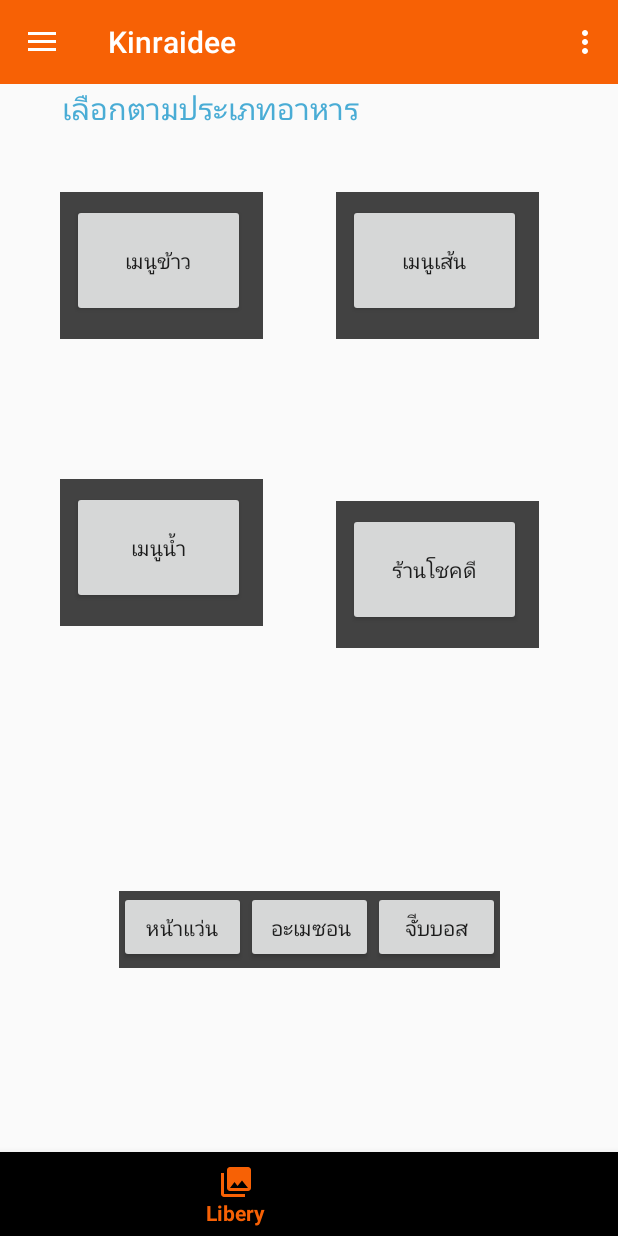
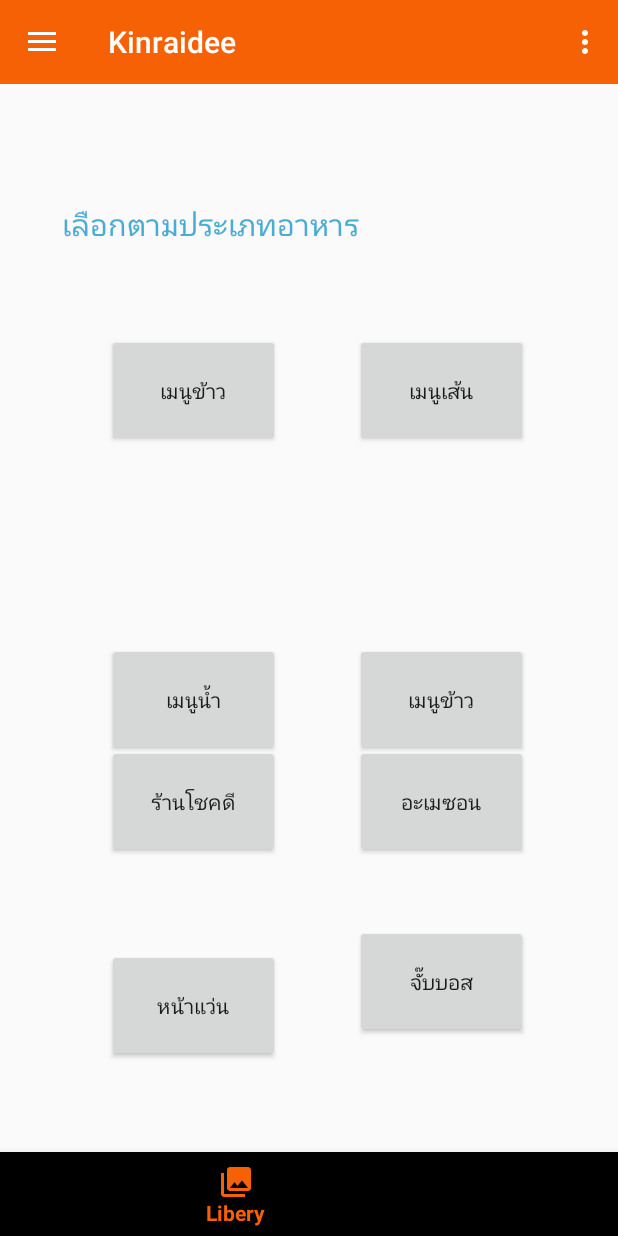
Before and after one commit to Takter10/Kin01, an Android app: the screen it shows after launch (MainActivity), item 2 of the bottom bar chosen, on a phone screen of 412 x 824 dp. Run offline under Robolectric (Android 15) with nearby library versions, the phone set to English and light mode, and no system bars; our stand-ins replace Firebase (no records; nobody signed in at launch, a user with empty details on screens opened directly), Picasso.

Commit message:
fragment

```diff
--- a/app/src/main/res/layout/activity_main.xml
+++ b/app/src/main/res/layout/activity_main.xml
@@ -7,6 +7,7 @@
     tools:openDrawer="start"
     android:id="@+id/drawer_layout"
     android:fitsSystemWindows="true">
+
 
 
     <include layout="@layout/content_main"/>
--- a/app/src/main/res/layout/content_main.xml
+++ b/app/src/main/res/layout/content_main.xml
@@ -23,7 +23,8 @@
         app:layout_constraintBottom_toTopOf="@+id/bottom_nav"
         app:layout_constraintLeft_toLeftOf="parent"
         app:layout_constraintRight_toRightOf="parent"
-        app:layout_constraintTop_toTopOf="parent"/>
+        app:layout_constraintTop_toTopOf="parent"
+        android:layout_marginTop="56dp"/>
 
    <android.support.design.widget.BottomNavigationView
        android:id="@+id/bottom_nav"
--- a/app/src/main/res/layout/fragment_content.xml
+++ b/app/src/main/res/layout/fragment_content.xml
@@ -3,7 +3,8 @@
     xmlns:tools="http://schemas.android.com/tools"
     android:layout_width="match_parent"
     android:layout_height="match_parent"
-    xmlns:app="http://schemas.android.com/apk/res-auto">
+    xmlns:app="http://schemas.android.com/apk/res-auto"
+    android:background="@color/bluelight">
 
     <TextView
         android:id="@+id/textView3"
@@ -32,7 +33,6 @@
         android:onClick="ShowPopup"
         android:src="@drawable/cubes"
         android:textColor="@color/colorPrimaryDark"
-
         app:cb_color="@color/bluelight"
         app:cb_pressedRingWidth="15dip"
         app:layout_constraintBottom_toBottomOf="parent"
@@ -65,7 +65,7 @@
         android:layout_marginEnd="8dp"
         android:layout_marginStart="8dp"
         android:layout_marginTop="28dp"
-        android:background="@color/colorPrimaryDark"
+        android:theme="@style/Theme.Design.Light.NoActionBar"
         android:shadowColor="@android:color/black"
         android:text="เมนูเส้น "
         app:layout_constraintEnd_toStartOf="@+id/SWFD"
@@ -80,7 +80,7 @@
         android:layout_marginEnd="8dp"
         android:layout_marginStart="28dp"
         android:layout_marginTop="28dp"
-        android:background="@color/colorPrimaryDark"
+        android:theme="@style/Theme.Design.Light.NoActionBar"
         android:shadowColor="@android:color/black"
         android:text="เมนูข้าว "
         app:layout_collapseParallaxMultiplier="0.0"
@@ -90,9 +90,4 @@
         tools:ignore="MissingConstraints"
         android:layout_marginRight="8dp"
         android:layout_marginLeft="28dp" />
-
-
-
-
-
 </android.support.constraint.ConstraintLayout>
--- a/app/src/main/res/layout/fragment_libary.xml
+++ b/app/src/main/res/layout/fragment_libary.xml
@@ -7,20 +7,6 @@
     xmlns:app="http://schemas.android.com/apk/res-auto"
     >
 
-    <LinearLayout
-        android:layout_width="135dp"
-        android:layout_height="98dp"
-        android:layout_marginBottom="8dp"
-        android:layout_marginEnd="8dp"
-        android:layout_marginStart="8dp"
-        android:layout_marginTop="8dp"
-        android:background="@color/cardview_dark_background"
-        app:layout_constraintBottom_toBottomOf="parent"
-        app:layout_constraintEnd_toEndOf="parent"
-        app:layout_constraintHorizontal_bias="0.124"
-        app:layout_constraintStart_toStartOf="parent"
-        app:layout_constraintTop_toTopOf="parent"
-        app:layout_constraintVertical_bias="0.183">
 
     <Button
         android:id="@+id/FR"
@@ -33,12 +19,12 @@
         android:text="เมนูข้าว"
         app:layout_constraintBottom_toBottomOf="parent"
         app:layout_constraintEnd_toEndOf="parent"
+        app:layout_constraintHorizontal_bias="0.225"
         app:layout_constraintStart_toStartOf="parent"
         app:layout_constraintTop_toTopOf="parent"
-            app:layout_constraintVertical_bias="0.403" />
+        app:layout_constraintVertical_bias="0.256" />
 
 
-    </LinearLayout>
 
     <TextView
         android:id="@+id/textSimple"
@@ -56,23 +42,8 @@
         app:layout_constraintHorizontal_bias="0.169"
         app:layout_constraintStart_toStartOf="parent"
         app:layout_constraintTop_toTopOf="parent"
-        app:layout_constraintVertical_bias="0.068" />
+        app:layout_constraintVertical_bias="0.106" />
 
-    <LinearLayout
-        android:id="@+id/linearLayout2"
-        android:layout_width="135dp"
-        android:layout_height="98dp"
-        android:layout_marginBottom="8dp"
-        android:layout_marginEnd="8dp"
-        android:layout_marginStart="8dp"
-        android:layout_marginTop="8dp"
-        android:background="@color/cardview_dark_background"
-        app:layout_constraintBottom_toBottomOf="parent"
-        app:layout_constraintEnd_toEndOf="parent"
-        app:layout_constraintHorizontal_bias="0.828"
-        app:layout_constraintStart_toStartOf="parent"
-        app:layout_constraintTop_toTopOf="parent"
-        app:layout_constraintVertical_bias="0.183">
 
     <Button
         android:id="@+id/FN"
@@ -83,61 +54,46 @@
         android:layout_marginStart="8dp"
         android:layout_marginTop="8dp"
         android:text="เมนูเส้น"
-            app:layout_constraintBottom_toTopOf="@+id/FD"
-            app:layout_constraintEnd_toEndOf="parent"
-            app:layout_constraintStart_toStartOf="parent"
-            app:layout_constraintTop_toBottomOf="@+id/FR"
-            app:layout_constraintVertical_bias="0.642" />
-
-
-    </LinearLayout>
-
-    <LinearLayout
-        android:layout_width="135dp"
-        android:layout_height="98dp"
-        android:layout_marginBottom="8dp"
-        android:layout_marginEnd="8dp"
-        android:layout_marginStart="8dp"
-        android:layout_marginTop="8dp"
-        android:background="@color/cardview_dark_background"
         app:layout_constraintBottom_toBottomOf="parent"
         app:layout_constraintEnd_toEndOf="parent"
-        app:layout_constraintHorizontal_bias="0.124"
+        app:layout_constraintHorizontal_bias="0.814"
         app:layout_constraintStart_toStartOf="parent"
         app:layout_constraintTop_toTopOf="parent"
-        app:layout_constraintVertical_bias="0.476">
+        app:layout_constraintVertical_bias="0.256" />
+
 
     <Button
         android:id="@+id/FD"
         android:layout_width="115dp"
         android:layout_height="75dp"
-            android:layout_marginBottom="8dp"
+        android:layout_marginBottom="264dp"
         android:layout_marginEnd="8dp"
         android:layout_marginStart="8dp"
         android:layout_marginTop="8dp"
         android:text="เมนูน้ำ"
         app:layout_constraintBottom_toBottomOf="parent"
         app:layout_constraintEnd_toEndOf="parent"
-            app:layout_constraintHorizontal_bias="0.196"
-            app:layout_constraintStart_toStartOf="parent" />
+        app:layout_constraintHorizontal_bias="0.225"
+        app:layout_constraintStart_toStartOf="parent"
+        app:layout_constraintTop_toTopOf="parent"
+        app:layout_constraintVertical_bias="1.0" />
 
-    </LinearLayout>
-
-    <LinearLayout
-        android:id="@+id/linearLayout"
-        android:layout_width="135dp"
-        android:layout_height="98dp"
-        android:layout_marginBottom="8dp"
+    <Button
+        android:id="@+id/FI"
+        android:layout_width="115dp"
+        android:layout_height="75dp"
+        android:layout_marginBottom="264dp"
         android:layout_marginEnd="8dp"
         android:layout_marginStart="8dp"
         android:layout_marginTop="8dp"
-        android:background="@color/cardview_dark_background"
+        android:text="เมนูข้าว"
         app:layout_constraintBottom_toBottomOf="parent"
         app:layout_constraintEnd_toEndOf="parent"
-        app:layout_constraintHorizontal_bias="0.828"
+        app:layout_constraintHorizontal_bias="0.814"
         app:layout_constraintStart_toStartOf="parent"
         app:layout_constraintTop_toTopOf="parent"
-        app:layout_constraintVertical_bias="0.498">
+        app:layout_constraintVertical_bias="1.0" />
+
 
     <Button
         android:id="@+id/RestCD"
@@ -150,62 +106,60 @@
         android:text="ร้านโชคดี"
         app:layout_constraintBottom_toBottomOf="parent"
         app:layout_constraintEnd_toEndOf="parent"
+        app:layout_constraintHorizontal_bias="0.225"
         app:layout_constraintStart_toStartOf="parent"
         app:layout_constraintTop_toTopOf="parent"
-            app:layout_constraintVertical_bias="0.403" />
+        app:layout_constraintVertical_bias="0.697" />
 
 
-    </LinearLayout>
+    <Button
+        android:id="@+id/RestNV"
+        android:layout_width="115dp"
+        android:layout_height="75dp"
+        android:layout_marginBottom="60dp"
+        android:layout_marginEnd="8dp"
+        android:layout_marginStart="8dp"
+        android:layout_marginTop="8dp"
+        android:text="หน้าแว่น"
+        app:layout_constraintBottom_toBottomOf="parent"
+        app:layout_constraintEnd_toEndOf="parent"
+        app:layout_constraintHorizontal_bias="0.225"
+        app:layout_constraintStart_toStartOf="parent"
+        app:layout_constraintTop_toTopOf="parent"
+        app:layout_constraintVertical_bias="1.0" />
 
-    <LinearLayout
-        android:id="@+id/linearLayout3"
-        android:layout_width="254dp"
-        android:layout_height="51dp"
+    <Button
+        android:id="@+id/RestAz"
+        android:layout_width="115dp"
+        android:layout_height="75dp"
         android:layout_marginBottom="8dp"
         android:layout_marginEnd="8dp"
         android:layout_marginStart="8dp"
         android:layout_marginTop="8dp"
-        android:background="@color/cardview_dark_background"
+        android:text="อะเมซอน"
         app:layout_constraintBottom_toBottomOf="parent"
         app:layout_constraintEnd_toEndOf="parent"
+        app:layout_constraintHorizontal_bias="0.814"
         app:layout_constraintStart_toStartOf="parent"
         app:layout_constraintTop_toTopOf="parent"
-        app:layout_constraintVertical_bias="0.836">
-
-
-        <Button
-            android:id="@+id/RestNV"
-            android:layout_width="wrap_content"
-            android:layout_height="wrap_content"
-
-            android:layout_weight="1"
-            android:text="หน้าแว่น"
-            app:layout_constraintBottom_toBottomOf="parent"
-            tools:layout_editor_absoluteX="234dp" />
-
-        <Button
-            android:id="@+id/RestAz"
-            android:layout_width="wrap_content"
-            android:layout_height="wrap_content"
-            android:layout_weight="1"
-            android:paddingRight="10dp"
-            android:text="อะเมซอน"
-            app:layout_constraintBottom_toTopOf="@+id/button6"
-            app:layout_constraintEnd_toEndOf="parent"
-            app:layout_constraintStart_toEndOf="@+id/linearLayout" />
+        app:layout_constraintVertical_bias="0.697" />
 
     <Button
         android:id="@+id/RestJB"
-            android:layout_width="wrap_content"
-            android:layout_height="wrap_content"
+        android:layout_width="115dp"
+        android:layout_height="75dp"
+        android:layout_marginBottom="8dp"
+        android:layout_marginEnd="8dp"
+        android:layout_marginStart="8dp"
+        android:layout_marginTop="8dp"
+        android:text="จั๊บบอส"
+        app:layout_constraintBottom_toBottomOf="parent"
+        app:layout_constraintEnd_toEndOf="parent"
+        app:layout_constraintHorizontal_bias="0.814"
+        app:layout_constraintStart_toStartOf="parent"
+        app:layout_constraintTop_toTopOf="parent"
+        app:layout_constraintVertical_bias="0.89" />
 
-            android:layout_weight="1"
-            android:text="จัีบบอส"
-            app:layout_constraintBottom_toTopOf="@+id/button5"
-            app:layout_constraintTop_toBottomOf="@+id/linearLayout2"
-            app:layout_constraintVertical_bias="0.985"
-            tools:layout_editor_absoluteX="234dp" />
-    </LinearLayout>
 
 
 </android.support.constraint.ConstraintLayout>
```
Lines whose indentation alone changed are shown as unchanged.
